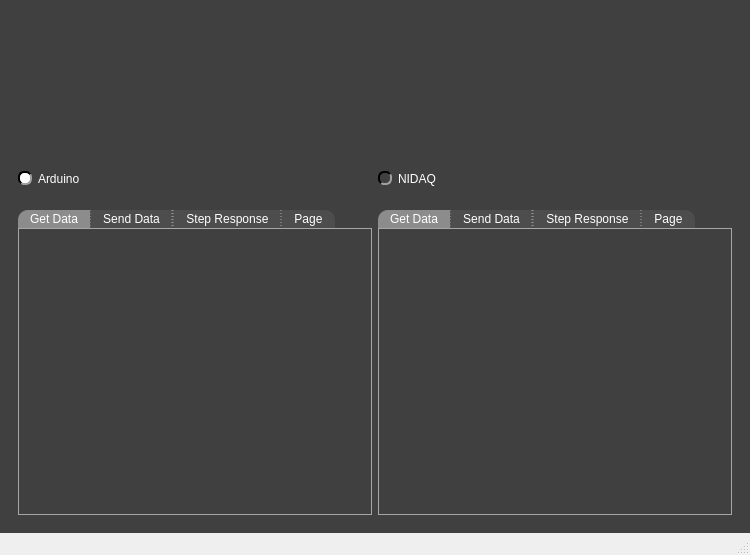
Qt form pydaq/uis/PyDAQ_Base.ui (samirmartins/pydaq) before a commit.
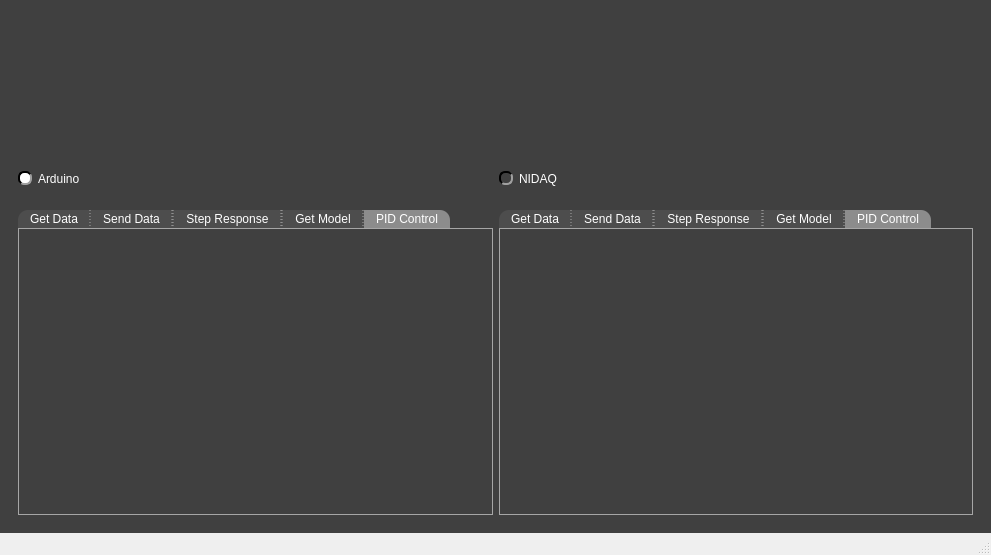
The same form after that commit. The open tabs and pages were chosen to show the change. Icons and pictures are not drawn. Custom widgets are drawn as their Qt base class.

Commit message: adding pid control and modifying get data in asynchronous function

The edit to the form file:
```diff
--- a/pydaq/uis/PyDAQ_Base.ui
+++ b/pydaq/uis/PyDAQ_Base.ui
@@ -6,7 +6,7 @@
    <rect>
     <x>0</x>
     <y>0</y>
-    <width>750</width>
+    <width>991</width>
     <height>555</height>
    </rect>
   </property>
@@ -461,7 +461,7 @@
                <rect>
                 <x>0</x>
                 <y>0</y>
-                <width>334</width>
+                <width>454</width>
                 <height>237</height>
                </rect>
               </property>
@@ -535,7 +535,7 @@
          </widget>
          <widget class="QWidget" name="get_model_nidaq_tab">
           <attribute name="title">
-           <string>Page</string>
+           <string>Get Model</string>
           </attribute>
           <layout class="QGridLayout" name="gridLayout_13">
            <item row="0" column="0">
@@ -554,7 +554,36 @@
               </property>
               <layout class="QGridLayout" name="gridLayout_15">
                <item row="0" column="0">
-                <widget class="QWidget" name="getm_nidaq_placeholder" native="true"/>
+                <widget class="GetModel_Nidaq_Widget" name="getm_nidaq_placeholder" native="true"/>
+               </item>
+              </layout>
+             </widget>
+            </widget>
+           </item>
+          </layout>
+         </widget>
+         <widget class="QWidget" name="pid_control_nidaq_tab">
+          <attribute name="title">
+           <string>PID Control</string>
+          </attribute>
+          <layout class="QGridLayout" name="gridLayout_20">
+           <item row="0" column="0">
+            <widget class="QScrollArea" name="scrollArea_10">
+             <property name="widgetResizable">
+              <bool>true</bool>
+             </property>
+             <widget class="QWidget" name="scrollAreaWidgetContents_9">
+              <property name="geometry">
+               <rect>
+                <x>0</x>
+                <y>0</y>
+                <width>454</width>
+                <height>237</height>
+               </rect>
+              </property>
+              <layout class="QGridLayout" name="gridLayout_21">
+               <item row="0" column="0">
+                <widget class="PID_Control_NIDAQ_Widget" name="widget_4" native="true"/>
                </item>
               </layout>
              </widget>
@@ -667,7 +696,7 @@
          </widget>
          <widget class="QWidget" name="get_model_arduino_tab">
           <attribute name="title">
-           <string>Page</string>
+           <string>Get Model</string>
           </attribute>
           <layout class="QGridLayout" name="gridLayout_16">
            <item row="0" column="0">
@@ -686,7 +715,36 @@
               </property>
               <layout class="QGridLayout" name="gridLayout_17">
                <item row="0" column="0">
-                <widget class="QWidget" name="getm_arduino_placeholder" native="true"/>
+                <widget class="GetModel_Arduino_Widget" name="getm_arduino_placeholder" native="true"/>
+               </item>
+              </layout>
+             </widget>
+            </widget>
+           </item>
+          </layout>
+         </widget>
+         <widget class="QWidget" name="pid_control_arduino_tab">
+          <attribute name="title">
+           <string>PID Control</string>
+          </attribute>
+          <layout class="QGridLayout" name="gridLayout_18">
+           <item row="0" column="0">
+            <widget class="QScrollArea" name="scrollArea_9">
+             <property name="widgetResizable">
+              <bool>true</bool>
+             </property>
+             <widget class="QWidget" name="scrollAreaWidgetContents_8">
+              <property name="geometry">
+               <rect>
+                <x>0</x>
+                <y>0</y>
+                <width>455</width>
+                <height>237</height>
+               </rect>
+              </property>
+              <layout class="QGridLayout" name="gridLayout_19">
+               <item row="0" column="1">
+                <widget class="PID_Control_Arduino_Widget" name="widget_3" native="true"/>
                </item>
               </layout>
              </widget>
@@ -750,6 +808,30 @@
    <header>..guis.getdata_nidaq_widget</header>
    <container>1</container>
   </customwidget>
+  <customwidget>
+   <class>GetModel_Arduino_Widget</class>
+   <extends>QWidget</extends>
+   <header>..guis.getmodel_arduino_widget</header>
+   <container>1</container>
+  </customwidget>
+  <customwidget>
+   <class>GetModel_Nidaq_Widget</class>
+   <extends>QWidget</extends>
+   <header>..guis.getmodel_nidaq_widget</header>
+   <container>1</container>
+  </customwidget>
+  <customwidget>
+   <class>PID_Control_Arduino_Widget</class>
+   <extends>QWidget</extends>
+   <header>..guis.pid_control_arduino_widget</header>
+   <container>1</container>
+  </customwidget>
+  <customwidget>
+   <class>PID_Control_NIDAQ_Widget</class>
+   <extends>QWidget</extends>
+   <header>..guis.pid_control_nidaq_widget</header>
+   <container>1</container>
+  </customwidget>
  </customwidgets>
  <resources>
   <include location="resources_1.qrc"/>
```
Left out of the diff: 24 changed lines with no effect on the pictures. The commit also changes 17 other files.
